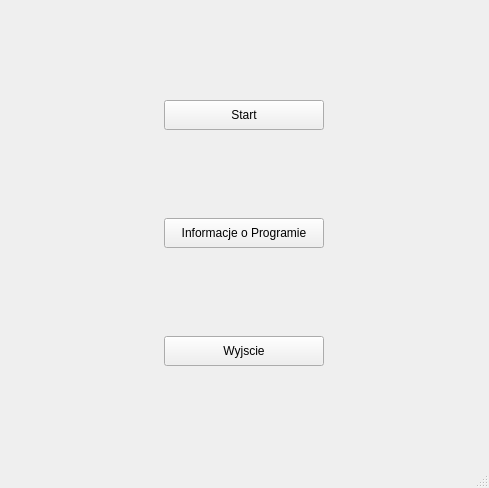
First picture: the form in GlowneOkno.ui, repository MBuczma/QtBot, before the edit.
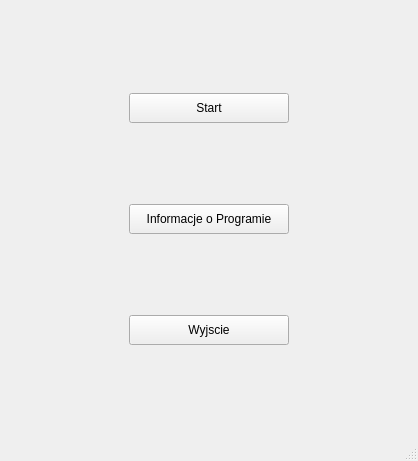
Second picture: the form after the edit.

Commit message: Dodanie przycisków w drugim ui

What changed in the file:
```diff
--- a/GlowneOkno.ui
+++ b/GlowneOkno.ui
@@ -6,10 +6,16 @@
    <rect>
     <x>0</x>
     <y>0</y>
-    <width>489</width>
-    <height>488</height>
+    <width>418</width>
+    <height>461</height>
    </rect>
   </property>
+  <property name="minimumSize">
+   <size>
+    <width>400</width>
+    <height>100</height>
+   </size>
+  </property>
   <property name="windowTitle">
    <string>GlowneOkno</string>
   </property>
@@ -17,12 +23,18 @@
    <property name="minimumSize">
     <size>
      <width>400</width>
-     <height>400</height>
+     <height>100</height>
     </size>
    </property>
-   <layout class="QGridLayout" name="gridLayout_2">
-    <item row="0" column="0">
+   <layout class="QVBoxLayout" name="verticalLayout">
+    <item>
      <widget class="QStackedWidget" name="stackedWidget">
+      <property name="minimumSize">
+       <size>
+        <width>400</width>
+        <height>100</height>
+       </size>
+      </property>
       <property name="currentIndex">
        <number>0</number>
       </property>
```
Left out of the diff: 2 changed lines with no effect on the pictures. The commit also changes 2 other files.
